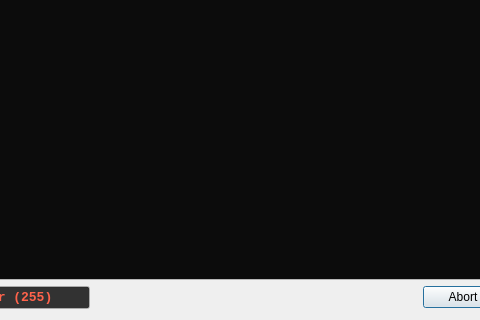
First picture: the form in Forms/ProcessOutputWindow.ui, repository Youda008/DoomRunner, before the edit; both pictures show x 220 to 700 and y 330 to 650 of the 820 by 650 pixel window.
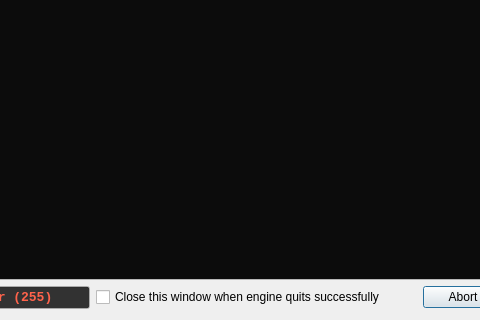
Second picture: the form after the edit.

Commit message: added option to keep the process output window open even when the process quits successfully

```diff
--- a/Forms/ProcessOutputWindow.ui
+++ b/Forms/ProcessOutputWindow.ui
@@ -288,6 +288,13 @@
        </property>
       </widget>
      </item>
+     <item>
+      <widget class="QCheckBox" name="closeOnSuccessChkBox">
+       <property name="text">
+        <string>Close this window when engine quits successfully</string>
+       </property>
+      </widget>
+     </item>
      <item>
       <spacer name="horizontalSpacer">
        <property name="orientation">
```
The commit also changes 5 other files.
